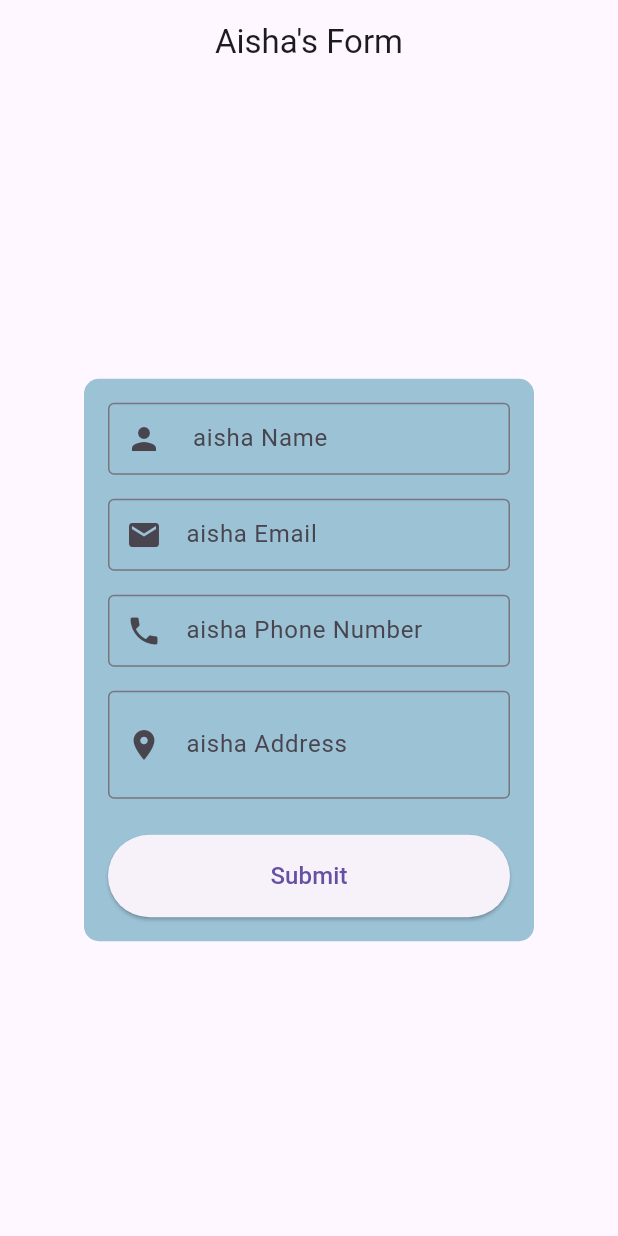
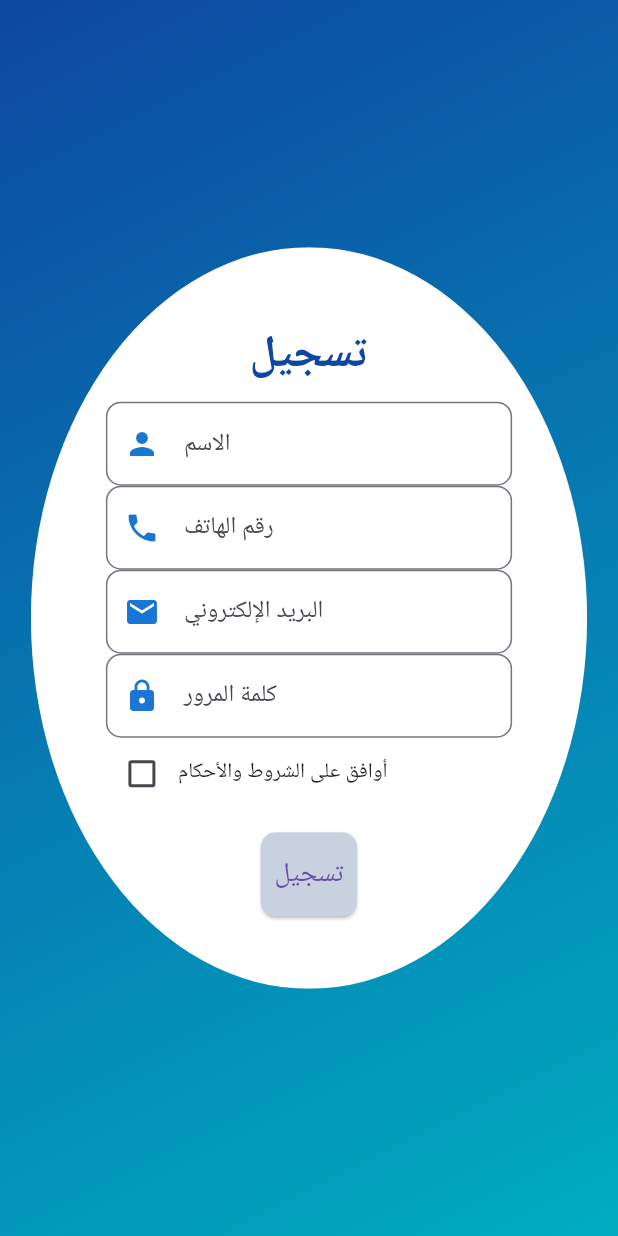
Before and after one commit to aishs-prog/aisha_app, a Flutter app: the screen it shows after launch, on a phone screen of 412 x 824 dp. Run offline on Flutter 3.47's test engine with Material 3 defaults, Android fonts, the phone set to English and light mode, and no system bars.

Commit message:
Secound Homework

```diff
--- a/lib/main.dart
+++ b/lib/main.dart
@@ -1,86 +1,134 @@
 import 'package:flutter/material.dart';
-
+import 'validator.dart';
 
 void main() {
-  runApp(const MyApp());
+  runApp(MyApp());
 }
 
 class MyApp extends StatelessWidget {
-  const MyApp({super.key});
+  @override
+  Widget build(BuildContext context) {
+    return MaterialApp(
+      title: 'نموذج تسجيل',
+      theme: ThemeData(primarySwatch: Colors.blue),
+      home: RegistrationForm(),
+    );
+  }
+}
 
+class RegistrationForm extends StatefulWidget {
+  @override
+  _RegistrationFormState createState() => _RegistrationFormState();
+}
 
+class _RegistrationFormState extends State<RegistrationForm> {
+  final _formKey = GlobalKey<FormState>();
+  String name = '';
+  String phone = '';
+  String email = '';
+  String password = '';
+  bool termsAccepted = false;
 
   @override
   Widget build(BuildContext context) {
-    return MaterialApp(
-      debugShowCheckedModeBanner: false,
-      theme: ThemeData(
-        primarySwatch: Colors.blue,
-        inputDecorationTheme: const InputDecorationTheme(
-          border: OutlineInputBorder(),
-          contentPadding: EdgeInsets.symmetric(horizontal: 16, vertical: 12),
+    return Scaffold(
+      body: Stack(
+        children: [
+          Container(
+            decoration: BoxDecoration(
+              gradient: LinearGradient(
+                colors: [Colors.blue[900]!, Colors.cyan[600]!],
+                begin: Alignment.topLeft,
+                end: Alignment.bottomRight,
               ),
             ),
-      home: Scaffold(
-        appBar: AppBar(
-          title: const Text('Aisha\'s Form'),
-          centerTitle: true,
           ),
-        body: Center(
+          Center(
+            child: ClipPath(
+              clipper: OvalShapeClipper(),
               child: Container(
-            width: 300,
-            decoration: BoxDecoration(
-              color: const Color.fromARGB(255, 156, 194, 214),
+                width: MediaQuery.of(context).size.width * 0.90,
+                height: MediaQuery.of(context).size.height * 0.6,
+                color: Colors.white,
+                child: SingleChildScrollView(
+                  padding: EdgeInsets.all(50),
+                  child: Form(
+                    key: _formKey,
+                    child: Column(
+                      mainAxisSize: MainAxisSize.min,
+                      children: [
+                        Text(
+                          'تسجيل',
+                          style: TextStyle(
+                              fontSize: 30,
+                              fontWeight: FontWeight.bold,
+                              color: Colors.blue[900]),
+                        ),
+                        SizedBox(height: 10),
+                        _buildTextField(
+                          label: 'الاسم',
+                          icon: Icons.person,
+                          onChanged: (value) => name = value,
+                          validator: FormValidator.validateName,
+                        ),
+                        _buildTextField(
+                          label: 'رقم الهاتف',
+                          icon: Icons.phone,
+                          onChanged: (value) => phone = value,
+                          validator: FormValidator.validatePhone,
+                        ),
+                        _buildTextField(
+                          label: 'البريد الإلكتروني',
+                          icon: Icons.email,
+                          onChanged: (value) => email = value,
+                          validator: FormValidator.validateEmail,
+                        ),
+                        _buildTextField(
+                          label: 'كلمة المرور',
+                          icon: Icons.lock,
+                          obscureText: true,
+                          onChanged: (value) => password = value,
+                          validator: FormValidator.validatePassword,
+                        ),
+                        Row(
+                          children: [
+                            Checkbox(
+                              value: termsAccepted,
+                              onChanged: (value) {
+                                setState(() {
+                                  termsAccepted = value!;
+                                });
+                              },
+                            ),
+                            Expanded(
+                              child: Text('أوافق على الشروط والأحكام'),
+                            ),
+                          ],
+                        ),
+                        SizedBox(height: 15),
+                        ElevatedButton(
+                          onPressed: () {
+                            if (_formKey.currentState!.validate() &&
+                                termsAccepted) {
+                              ScaffoldMessenger.of(context).showSnackBar(
+                                SnackBar(content: Text('تم التسجيل بنجاح!')),
+                              );
+                            } else if (!termsAccepted) {
+                              ScaffoldMessenger.of(context).showSnackBar(
+                                SnackBar(
+                                    content: Text('يرجى قبول الشروط والأحكام')),
+                              );
+                            }
+                          },
+                          style: ElevatedButton.styleFrom(
+                            backgroundColor:
+                                const Color.fromARGB(255, 200, 209, 223),
+                            padding: EdgeInsets.symmetric(vertical: 15),
+                            shape: RoundedRectangleBorder(
                               borderRadius: BorderRadius.circular(10),
                             ),
-            child: Padding(
-              padding: const EdgeInsets.all(16.0),
-              child: Column(
-                mainAxisSize: MainAxisSize.min,
-                crossAxisAlignment: CrossAxisAlignment.stretch,
-                children: [
-                  const TextField(
-                    decoration: InputDecoration(
-                      labelText: ' aisha Name',
-                      prefixIcon: Icon(Icons.person),
                           ),
-                  ),
-                  const SizedBox(height: 16),
-                  const TextField(
-                    decoration: InputDecoration(
-                      labelText: 'aisha Email',
-                      prefixIcon: Icon(Icons.email),
-                    ),
-                    keyboardType: TextInputType.emailAddress,
-                  ),
-                  const SizedBox(height: 16),
-                  const TextField(
-                    decoration: InputDecoration(
-                      labelText: 'aisha Phone Number',
-                      prefixIcon: Icon(Icons.phone),
-                    ),
-                    keyboardType: TextInputType.phone,
-                  ),
-                  const SizedBox(height: 16),
-                  const TextField(
-                    decoration: InputDecoration(
-                      labelText: 'aisha Address',
-                      prefixIcon: Icon(Icons.location_on),
-                    ),
-                    maxLines: 2,
-                  ),
-                  const SizedBox(height: 24),
-                  ElevatedButton(
-                    onPressed: () {
-                      // Add your button action here
-                    },
-                    style: ElevatedButton.styleFrom(
-                      padding: const EdgeInsets.symmetric(vertical: 16),
-                    ),
-                    child: const Text(
-                      'Submit',
-                      style: TextStyle(fontSize: 16),
-                    ),
+                          child: Text('تسجيل', style: TextStyle(fontSize: 18)),
                         ),
                       ],
                     ),
@@ -88,6 +136,45 @@ class MyApp extends StatelessWidget {
                 ),
               ),
             ),
+          ),
+        ],
+      ),
+    );
+  }
+
+  Widget _buildTextField({
+    required String label,
+    required IconData icon,
+    required Function(String) onChanged,
+    required String? Function(String?) validator,
+    bool obscureText = false,
+  }) {
+    return TextFormField(
+      decoration: InputDecoration(
+        labelText: label,
+        prefixIcon: Icon(icon, color: Colors.blue[700]),
+        border: OutlineInputBorder(
+          borderRadius: BorderRadius.circular(10),
+          borderSide: BorderSide(color: Colors.blue[700]!),
+        ),
+      ),
+      onChanged: onChanged,
+      validator: validator,
+      obscureText: obscureText,
     );
   }
 }
+
+class OvalShapeClipper extends CustomClipper<Path> {
+  @override
+  Path getClip(Size size) {
+    var path = Path();
+    path.addOval(Rect.fromLTWH(0, 0, size.width, size.height));
+    return path;
+  }
+
+  @override
+  bool shouldReclip(CustomClipper<Path> oldClipper) {
+    return false;
+  }
+}
--- /dev/null
+++ b/lib/validator.dart
@@ -0,0 +1,29 @@
+class FormValidator {
+  static String? validateName(String? value) {
+    if (value == null || value.isEmpty) {
+      return 'Please enter your name';
+    }
+    return null;
+  }
+
+  static String? validatePhone(String? value) {
+    if (value == null || !RegExp(r'^\d{9}$').hasMatch(value)) {
+      return 'Phone number must be 9 digits';
+    }
+    return null;
+  }
+
+  static String? validateEmail(String? value) {
+    if (value == null || !RegExp(r'^[^\s@]+@[^\s@]+\.[^\s@]+$').hasMatch(value)) {
+      return 'Invalid email address';
+    }
+    return null;
+  }
+
+  static String? validatePassword(String? value) {
+    if (value == null || value.length < 6) {
+      return 'Password must be at least 6 characters';
+    }
+    return null;
+  }
+}
```
Also changed, not shown: 1 other file. Lines whose indentation alone changed are shown as unchanged.
